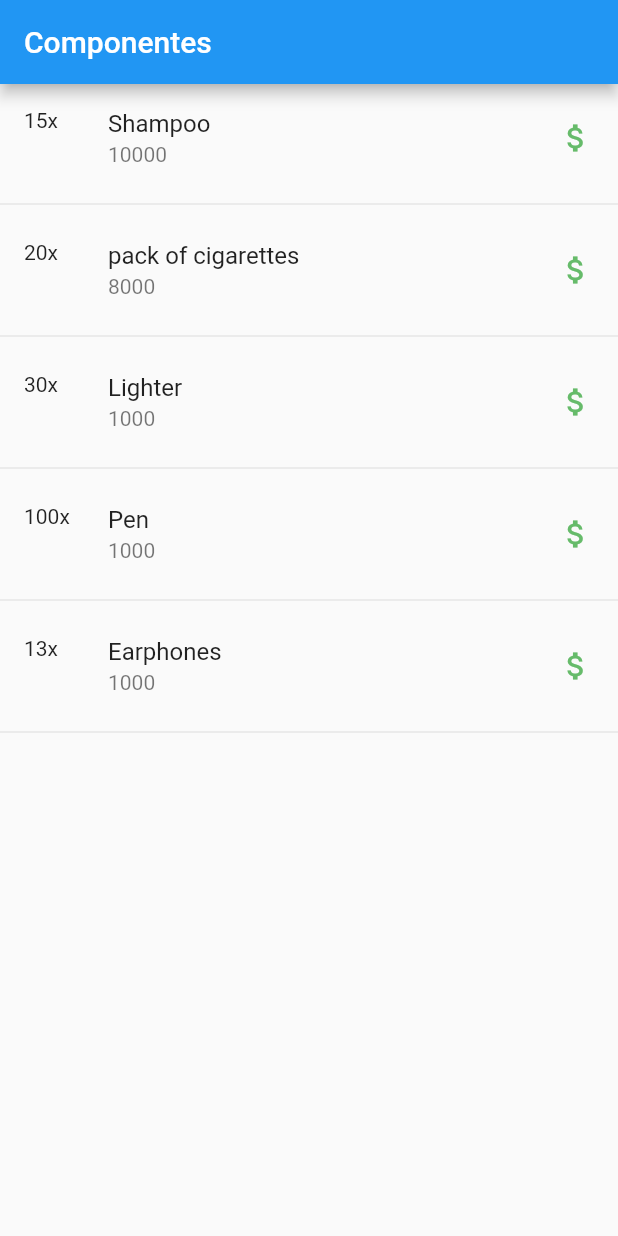
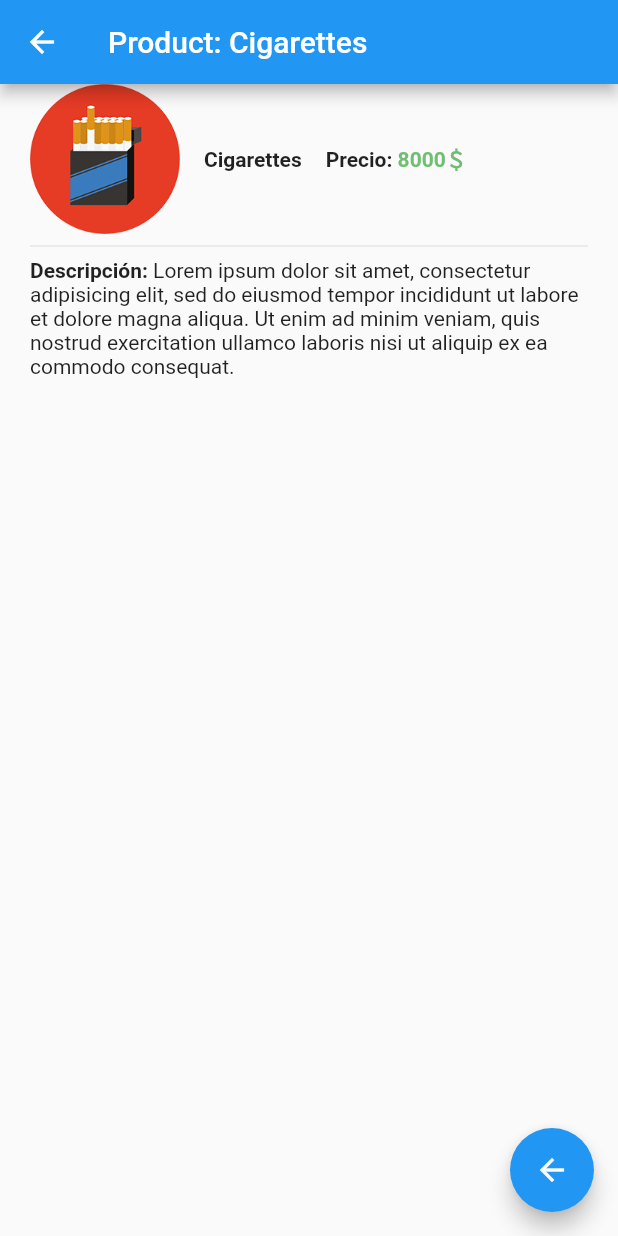
Before and after one commit to raziel7171/global_inv, a Flutter app: the screen it shows after launch, after a tap on an icon or button, on a phone screen of 412 x 824 dp. Run offline on Flutter 3.47's test engine with Material 2 defaults, Android fonts, the phone set to English and light mode, and no system bars.

Commit message:
Demo semi-completa

```diff
--- a/lib/main.dart
+++ b/lib/main.dart
@@ -1,5 +1,6 @@
 import 'package:flutter/material.dart';
 import 'package:global_inv/src/pages/home_page.dart';
+import 'package:global_inv/src/pages/product_page.dart';
 
 void main() => runApp(MyApp());
 
@@ -9,7 +10,12 @@ class MyApp extends StatelessWidget {
     return MaterialApp(
       debugShowCheckedModeBanner: false,
       title: 'Componentes App',
-      home: HomePage(),
+      initialRoute: '/',
+      routes: <String, WidgetBuilder>{
+        '/': (BuildContext context) => HomePage(),
+        // 'product': (BuildContext context) => ProductPage(),
+        ProductPage.routeName: (context) => ProductPage(),
+      },
     );
   }
 }
--- a/lib/src/assets/data/products.json
+++ b/lib/src/assets/data/products.json
@@ -6,33 +6,45 @@
 		"productName" : "Shampoo",
 		"productPrice" :  10000,
 		"quantity" : 15,
-		"icon": "add_alert"
+		"icon": "add_shopping_cart",
+		"route": "product",
+		"description": "Lorem ipsum dolor sit amet, consectetur adipisicing elit, sed do eiusmod tempor incididunt ut labore et dolore magna aliqua. Ut enim ad minim veniam, quis nostrud exercitation ullamco laboris nisi ut aliquip ex ea commodo consequat."
     }, {
        "productID" : "KL2432",
-		"productName" : "pack of cigarettes",
+		"productName" : "Cigarettes",
 		"productPrice" :  8000,
 		"quantity" : 20,
-		"icon": "add_alert"
+		"icon": "add_shopping_cart",
+		"route": "product",
+		"description": "Lorem ipsum dolor sit amet, consectetur adipisicing elit, sed do eiusmod tempor incididunt ut labore et dolore magna aliqua. Ut enim ad minim veniam, quis nostrud exercitation ullamco laboris nisi ut aliquip ex ea commodo consequat."
     },
     {
         "productID" : "KL2432",
 		"productName" : "Lighter",
 		"productPrice" :  1000,
 		"quantity" : 30,
-		"icon": "add_alert"
+		"icon": "add_shopping_cart",
+		"route": "product",
+		"description": "Lorem ipsum dolor sit amet, consectetur adipisicing elit, sed do eiusmod tempor incididunt ut labore et dolore magna aliqua. Ut enim ad minim veniam, quis nostrud exercitation ullamco laboris nisi ut aliquip ex ea commodo consequat."
     },
     {
         "productID" : "KL2432",
 		"productName" : "Pen",
 		"productPrice" :  1000,
 		"quantity" : 100,
-		"icon": "add_alert"
+		"icon": "add_shopping_cart",
+		"route": "product",
+		"description": "Lorem ipsum dolor sit amet, consectetur adipisicing elit, sed do eiusmod tempor incididunt ut labore et dolore magna aliqua. Ut enim ad minim veniam, quis nostrud exercitation ullamco laboris nisi ut aliquip ex ea commodo consequat."
     },
     {
         "productID" : "KL2432",
 		"productName" : "Earphones",
-		"productPrice" :  1000,
+		"productPrice" :  20000,
 		"quantity" : 13,
-		"icon": "add_alert"
-    }]
+		"icon": "add_shopping_cart",
+		"route": "product",
+		"description": "Lorem ipsum dolor sit amet, consectetur adipisicing elit, sed do eiusmod tempor incididunt ut labore et dolore magna aliqua. Ut enim ad minim veniam, quis nostrud exercitation ullamco laboris nisi ut aliquip ex ea commodo consequat."
+    }
+
+]
 }
--- /dev/null
+++ b/lib/src/pages/alert_page.dart
@@ -0,0 +1,20 @@
+import 'package:flutter/material.dart';
+
+class AlertPage extends StatelessWidget {
+  const AlertPage({Key key}) : super(key: key);
+
+  @override
+  Widget build(BuildContext context) {
+    return Scaffold(
+      appBar: AppBar(
+        title: Text('Alert Page'),
+      ),
+      floatingActionButton: FloatingActionButton(
+        child: Icon(Icons.arrow_back),
+        onPressed: () {
+          Navigator.pop(context);
+        },
+      ),
+    );
+  }
+}
--- a/lib/src/pages/home_page.dart
+++ b/lib/src/pages/home_page.dart
@@ -1,14 +1,22 @@
 import 'package:flutter/material.dart';
+import 'package:global_inv/src/pages/alert_page.dart';
+import 'package:global_inv/src/pages/product_page.dart';
 import 'package:global_inv/src/providers/menu_provider.dart';
+import 'package:global_inv/src/utils/icon_string_util.dart';
 
-class HomePage extends StatelessWidget {
+class HomePage extends StatefulWidget {
   const HomePage({Key key}) : super(key: key);
 
+  @override
+  _HomePageState createState() => _HomePageState();
+}
+
+class _HomePageState extends State<HomePage> {
   @override
   Widget build(BuildContext context) {
     return Scaffold(
       appBar: AppBar(
-        title: Text('Componentes'),
+        title: Text('Global - Inv'),
       ),
       body: _lista(),
     );
@@ -20,25 +28,38 @@ class HomePage extends StatelessWidget {
       initialData: [],
       builder: (BuildContext context, AsyncSnapshot<List<dynamic>> snapshot) {
         return ListView(
-          children: _listaItems(snapshot.data),
+          children: _listaItems(snapshot.data, context),
         );
       },
     );
   }
 
-  List<Widget> _listaItems(List<dynamic> data) {
+  List<Widget> _listaItems(List<dynamic> data, BuildContext context) {
     final List<Widget> opciones = [];
 
     data.forEach((opt) {
+      final int quantity = opt['quantity'];
       final widgetTemp = ListTile(
         title: Text(opt['productName']),
-        subtitle: Text(opt['productPrice'].toString()),
-        leading: Text(opt['quantity'].toString() + 'x'),
-        trailing: Icon(Icons.attach_money_sharp, color: Colors.green[400]),
-        onTap: () {},
+        subtitle: Text(opt['productPrice'].toString() + "＄"),
+        leading: Text(quantity.toString() + 'x'),
+        trailing: IconButton(
+            icon: getIcon(opt['icon']), onPressed: () => quantity - 1),
+        onTap: () {
+          Navigator.pushNamed(context, ProductPage.routeName,
+              arguments: ProductArguments(opt['productName'], opt));
+        },
       );
       opciones..add(widgetTemp)..add(Divider());
     });
     return opciones;
   }
+
+  void subtract(dynamic product) => product['quantity'] - 1;
 }
+
+class ProductArguments {
+  final String productName;
+  final dynamic specificProduct;
+  ProductArguments(this.productName, this.specificProduct);
+}
--- /dev/null
+++ b/lib/src/pages/product_page.dart
@@ -0,0 +1,68 @@
+import 'package:flutter/material.dart';
+import 'package:global_inv/src/pages/home_page.dart';
+import 'package:global_inv/src/providers/menu_provider.dart';
+
+class ProductPage extends StatefulWidget {
+  static const routeName = '/product';
+  ProductPage({Key key}) : super(key: key);
+
+  @override
+  _ProductPageState createState() => _ProductPageState();
+}
+
+class _ProductPageState extends State<ProductPage> {
+  @override
+  Widget build(BuildContext context) {
+    final ProductArguments args = ModalRoute.of(context).settings.arguments;
+    return Scaffold(
+      appBar: AppBar(
+        title: Text('Product: ' + args.productName),
+      ),
+      body: Container(
+        margin: const EdgeInsets.only(left: 20.0, right: 20.0),
+        child: Column(
+          children: [
+            Row(
+              children: [
+                loadImage(context, args.productName, 100, 100),
+                VerticalDivider(),
+                Text(args.productName,
+                    overflow: TextOverflow.ellipsis,
+                    style: TextStyle(fontWeight: FontWeight.bold)),
+                VerticalDivider(),
+                Text.rich(TextSpan(
+                    text: 'Precio: ',
+                    style: TextStyle(fontWeight: FontWeight.bold),
+                    children: <TextSpan>[
+                      TextSpan(
+                          text:
+                              args.specificProduct['productPrice'].toString() +
+                                  "＄",
+                          style:
+                              TextStyle(color: Colors.green.withOpacity(0.8)))
+                    ]))
+              ],
+            ),
+            Divider(),
+            Container(
+              child: Text.rich(TextSpan(
+                  text: 'Descripción: ',
+                  style: TextStyle(fontWeight: FontWeight.bold),
+                  children: <TextSpan>[
+                    TextSpan(
+                        text: args.specificProduct['description'],
+                        style: TextStyle(fontWeight: FontWeight.normal))
+                  ])),
+            ),
+          ],
+        ),
+      ),
+      floatingActionButton: FloatingActionButton(
+        child: Icon(Icons.arrow_back),
+        onPressed: () {
+          Navigator.pop(context);
+        },
+      ),
+    );
+  }
+}
--- a/lib/src/providers/menu_provider.dart
+++ b/lib/src/providers/menu_provider.dart
@@ -1,5 +1,6 @@
 import 'dart:convert';
 
+import 'package:flutter/material.dart';
 import 'package:flutter/services.dart' show rootBundle;
 
 class _MenuProvider {
@@ -17,4 +18,12 @@ class _MenuProvider {
   }
 }
 
+Widget loadImage(
+    BuildContext context, String imgName, double imgHeight, double imgWidth) {
+  return Image(
+      image: AssetImage('lib/src/assets/images/' + imgName + '.png'),
+      height: imgHeight,
+      width: imgWidth);
+}
+
 final menuProvider = new _MenuProvider();
--- /dev/null
+++ b/lib/src/utils/icon_string_util.dart
@@ -0,0 +1,11 @@
+import 'package:flutter/material.dart';
+
+final _icons = <String, IconData>{
+  'add_shopping_cart': Icons.add_shopping_cart,
+  '': Icons.add_shopping_cart
+};
+
+Icon getIcon(String nameIcon) {
+  return Icon(_icons[nameIcon], color: Colors.blue);
+}
+// Icon(_icons[nameIcon], color: Colors.blue)
--- a/pubspec.yaml
+++ b/pubspec.yaml
@@ -47,7 +47,11 @@ flutter:
   # To add assets to your application, add an assets section, like this:
   assets:
     - lib/src/assets/data/products.json
-  #   - images/a_dot_ham.jpeg
+    - lib/src/assets/images/Cigarettes.png
+    - lib/src/assets/images/Earphones.png
+    - lib/src/assets/images/Lighter.png
+    - lib/src/assets/images/Pen.png
+    - lib/src/assets/images/Shampoo.png
 
   # An image asset can refer to one or more resolution-specific "variants", see
   # https://flutter.dev/assets-and-images/#resolution-aware.
```
Also changed, not shown: lib/src/assets/images/Cigarettes.png (added), lib/src/assets/images/Earphones.png (added), lib/src/assets/images/Lighter.png (added), lib/src/assets/images/Pen.png (added), lib/src/assets/images/Shampoo.png (added).
